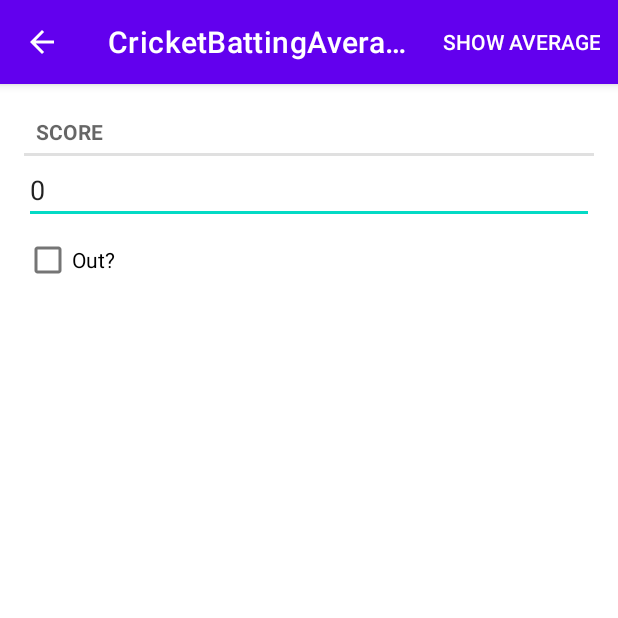
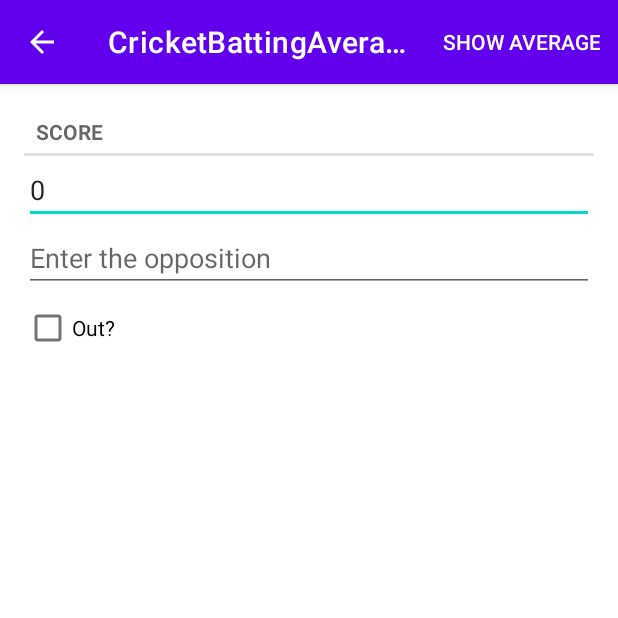
Before and after one commit to vpritamani/finalprojectbattingaverage, an Android app: the screen it shows after launch (ScoreActivity), after a tap on "NEW SCORE", on a phone screen of 412 x 824 dp, the top half of it. Run offline under Robolectric (Android 15) with nearby library versions, the phone set to English and light mode, and no system bars.

Commit message:
created opposition string for each score object

```diff
--- a/app/src/main/java/com/example/finalprojectbattingaverage/Score.java
+++ b/app/src/main/java/com/example/finalprojectbattingaverage/Score.java
@@ -7,11 +7,14 @@ public class Score {
     private final UUID mId;
     private int mRuns;
     private boolean mOut;
+    private String mOpposition;
 
 
     public Score() {
         mId = UUID.randomUUID();
         mRuns = 0;
+        mOut = false;
+        mOpposition = "";
     }
 
 
@@ -24,6 +27,8 @@ public class Score {
     public void setRuns(int runs) {
         mRuns = runs;
     }
+    public void setOpposition(String opposition){mOpposition = opposition;}
+    public String getOpposition(){return mOpposition;}
 
     public boolean isOut() {
         return mOut;
--- a/app/src/main/java/com/example/finalprojectbattingaverage/ScoreFragment.java
+++ b/app/src/main/java/com/example/finalprojectbattingaverage/ScoreFragment.java
@@ -35,6 +35,7 @@ public class ScoreFragment extends Fragment {
     private static final String ARG_SCORE_ID = "score_id";
 
     private EditText mScoreField;
+    private EditText mOppositionField;
     private Score mScore;
     private CheckBox mSolvedCheckBox;
 
@@ -71,6 +72,25 @@ public class ScoreFragment extends Fragment {
             @Override
             public void onTextChanged(CharSequence s, int start, int before, int count) {
                 mScore.setRuns(Integer.valueOf(s.toString()));
+            }
+            @Override
+            public void afterTextChanged(Editable s)
+            {
+
+            }
+        });
+
+        mOppositionField = (EditText) v.findViewById(R.id.opposition_name);
+        mOppositionField.setText(mScore.getOpposition());
+        mOppositionField.addTextChangedListener(new TextWatcher() {
+            @Override
+            public void beforeTextChanged(
+                    CharSequence s, int start, int count, int after) {
+
+            }
+            @Override
+            public void onTextChanged(CharSequence s, int start, int before, int count) {
+                mScore.setOpposition(s.toString());
             }
             @Override
             public void afterTextChanged(Editable s)
--- a/app/src/main/java/com/example/finalprojectbattingaverage/ScoreListFragment.java
+++ b/app/src/main/java/com/example/finalprojectbattingaverage/ScoreListFragment.java
@@ -132,6 +132,7 @@ public class ScoreListFragment extends Fragment {
 
     private class ScoreHolder extends RecyclerView.ViewHolder implements View.OnClickListener{
         private TextView mScoreTextView;
+        private TextView mOppositionTextView;
 
         private Score mScore;
 
@@ -139,6 +140,7 @@ public class ScoreListFragment extends Fragment {
             super(inflater.inflate(R.layout.list_item_score, parent, false));
             itemView.setOnClickListener(this);
             mScoreTextView = (TextView) itemView.findViewById(R.id.score_value);
+            mOppositionTextView = (TextView) itemView.findViewById(R.id.opposition_value);
         }
 
         public void bind(Score score){
@@ -151,6 +153,7 @@ public class ScoreListFragment extends Fragment {
                 outOrNot = " not out";
             }
             mScoreTextView.setText(valueOf(mScore.getRuns()) + outOrNot);
+            mOppositionTextView.setText("Opposition: " + mScore.getOpposition());
         }
 
         @Override
--- a/app/src/main/res/layout/fragment_score.xml
+++ b/app/src/main/res/layout/fragment_score.xml
@@ -16,6 +16,11 @@
         android:inputType="number"
         android:autofillHints="0"
         android:hint="@string/score_title_hint"/>
+    <EditText
+        android:id="@+id/opposition_name"
+        android:layout_width="match_parent"
+        android:layout_height="wrap_content"
+        android:hint="Enter the opposition"/>
     <CheckBox
         android:id="@+id/out_or_not_value"
         android:layout_width="match_parent"
```
Also changed, not shown: app/src/main/res/layout/list_item_score.xml (+11 -1 lines).
